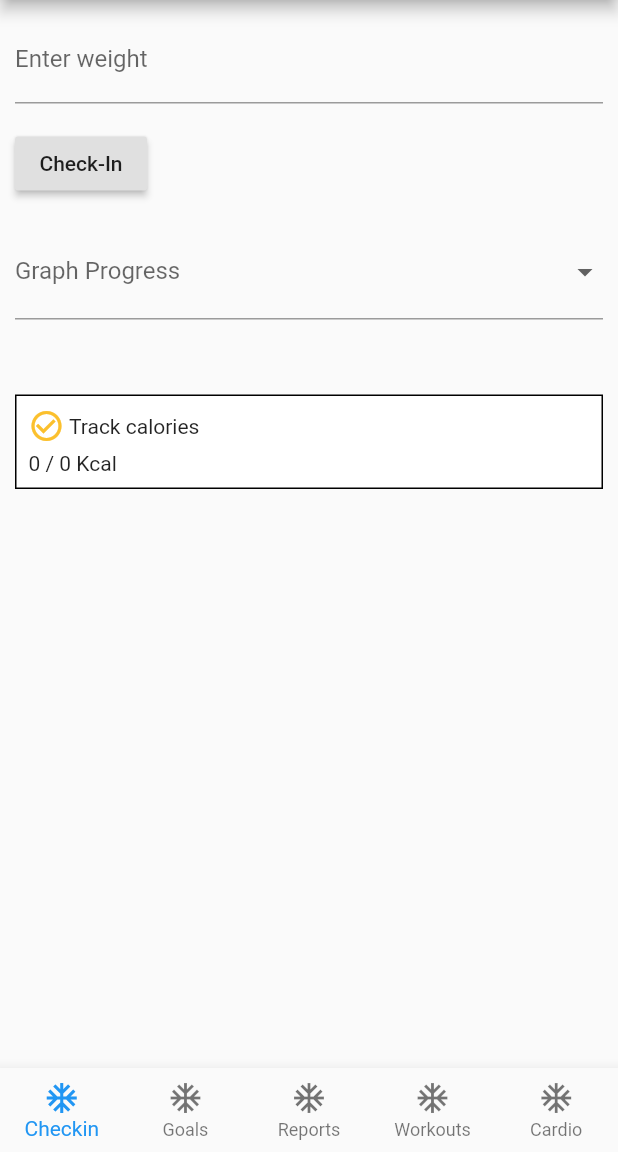
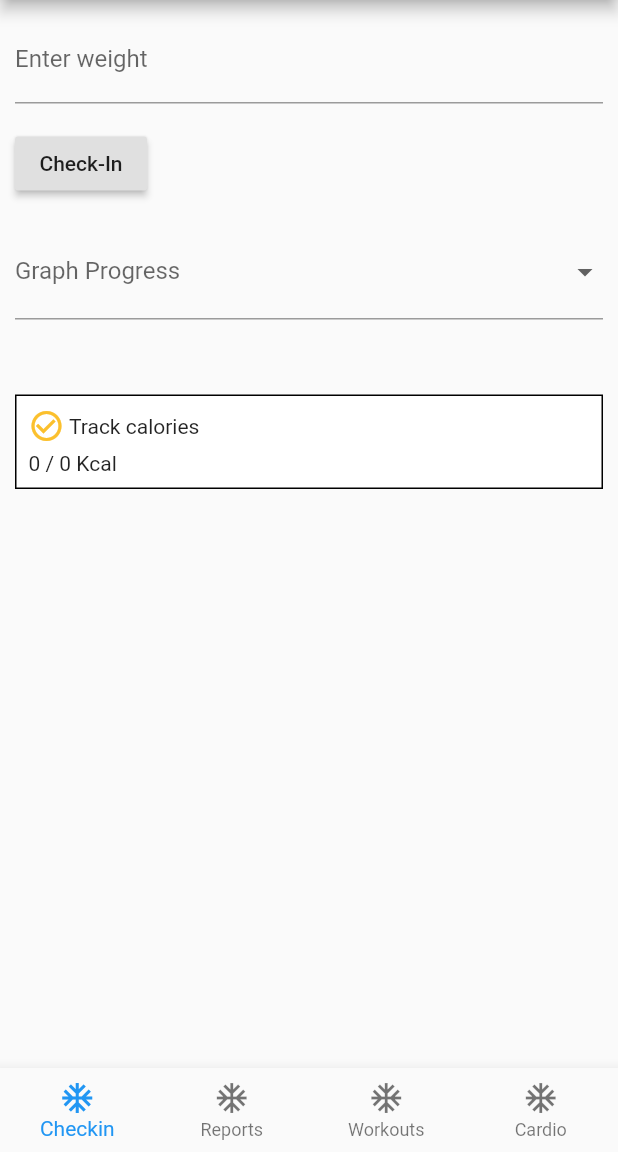
Before and after one commit to Luke-Tran/FitPal_MobileDevicesProject, a Flutter app: the screen it shows after launch, on a phone screen of 412 x 824 dp, the part 84-1236 px from its top. Run offline on Flutter 3.47's test engine with Material 2 defaults, Android fonts, the phone set to English and light mode, and no system bars; our stand-ins replace charts_flutter, cloud_firestore, flutter_i18n, flutter_local_notifications, flutter_map, geolocator and 3 more; missing offline and left inert: flutter_picker; accounts and stored records are empty.

Commit message:
Reorganized some files into folders

```diff
--- a/lib/bottom_nav_bar_controller.dart
+++ b/lib/custom-widgets/bottom_nav_bar_controller.dart
@@ -1,10 +1,9 @@
 import 'package:flutter/material.dart';
-import 'package:mobile_devices_project/cardio.dart';
-import 'package:mobile_devices_project/reports.dart';
-import 'package:mobile_devices_project/workouts.dart';
-import 'checkin.dart';
-import 'goals.dart';
-import 'globals.dart' as globals;
+import 'package:mobile_devices_project/pages/cardio.dart';
+import 'package:mobile_devices_project/pages/reports.dart';
+import 'package:mobile_devices_project/pages/workouts.dart';
+import 'package:mobile_devices_project/pages/checkin.dart';
+import 'package:mobile_devices_project/globals.dart' as globals;
 
 /*
   This class implements a persistent bottom navigation bar, where only one navigation bar instance exists for the entire app.
@@ -26,9 +25,6 @@ class _BottomNavBarControllerState extends State<BottomNavBarController> {
   final List<Widget> pages = [
     Checkin(
       key: PageStorageKey('checkin'),
-    ),
-    Goals(
-      key: PageStorageKey('goals'),
     ),
     Reports(
       key: PageStorageKey('reports'),
@@ -55,7 +51,7 @@ class _BottomNavBarControllerState extends State<BottomNavBarController> {
               switch (selection) {
                 case 'Sign-in': {
                   await Navigator.pushNamed(context, '/signin');
-                  Workouts workoutsPage = pages[3];
+                  Workouts workoutsPage = pages[2];
                   workoutsPage.workoutsPageState.setState(() {
                     globals.isWorkoutsLoaded = false;
                   });
@@ -107,10 +103,6 @@ class _BottomNavBarControllerState extends State<BottomNavBarController> {
         ),
         BottomNavigationBarItem(
           icon: Icon(Icons.ac_unit),
-          title: Text('Goals'),
-        ),
-        BottomNavigationBarItem(
-          icon: Icon(Icons.ac_unit),
           title: Text('Reports'),
         ),
         BottomNavigationBarItem(
--- a/lib/weight_chart.dart
+++ b/lib/custom-widgets/weight_chart.dart
@@ -1,10 +1,10 @@
 import 'package:cloud_firestore/cloud_firestore.dart';
 import 'package:flutter/material.dart';
 
-import 'database/db_model.dart';
-import 'database/weight.dart';
+import 'package:mobile_devices_project/database/db_model.dart';
+import 'package:mobile_devices_project/database/weight.dart';
 import 'package:charts_flutter/flutter.dart' as charts;
-import 'globals.dart' as globals;
+import 'package:mobile_devices_project/globals.dart' as globals;
 
 class WeightChart extends StatelessWidget {
 
--- a/lib/goals.dart
+++ /dev/null
@@ -1,18 +0,0 @@
-import 'package:flutter/material.dart';
-
-class Goals extends StatefulWidget {
-
-  Goals({Key key}) : super(key: key);
-
-  @override
-  _GoalsState createState() => _GoalsState();
-
-}
-
-class _GoalsState extends State<Goals> {
-  Widget build(BuildContext context) {
-    return Scaffold(
-      body: Text('Goals'),
-    );
-  }
-}
--- a/lib/map.dart
+++ b/lib/map.dart
@@ -1,7 +1,7 @@
 import 'package:flutter/material.dart';
 import 'package:latlong/latlong.dart';
 import 'package:flutter_map/flutter_map.dart';
-import 'cardio.dart';
+import 'pages/cardio.dart';
 // import 'location.dart';
 
 class Map extends StatelessWidget {
--- a/lib/checkin.dart
+++ b/lib/pages/checkin.dart
@@ -1,8 +1,8 @@
 import 'package:flutter/material.dart';
-import 'database/db_model.dart';
+import 'package:mobile_devices_project/database/db_model.dart';
 import 'package:cloud_firestore/cloud_firestore.dart';
-import 'track_calories_btn.dart';
-import 'database/weight.dart';
+import 'package:mobile_devices_project/custom-widgets/track_calories_btn.dart';
+import 'package:mobile_devices_project/database/weight.dart';
 
 class Checkin extends StatefulWidget {
 
--- a/lib/food_form.dart
+++ b/lib/pages/food_form.dart
@@ -1,7 +1,7 @@
 import 'package:flutter/material.dart';
-import 'database/db_model.dart';
-import 'globals.dart' as globals;
-import 'database/food.dart';
+import 'package:mobile_devices_project/database/db_model.dart';
+import 'package:mobile_devices_project/globals.dart' as globals;
+import 'package:mobile_devices_project/database/food.dart';
 
 class FoodForm extends StatefulWidget {
   @override
--- a/lib/reports.dart
+++ b/lib/pages/reports.dart
@@ -1,5 +1,5 @@
 import 'package:flutter/material.dart';
-import 'package:mobile_devices_project/weight_chart.dart';
+import 'package:mobile_devices_project/custom-widgets/weight_chart.dart';
 
 class Reports extends StatefulWidget {
 
--- a/lib/workout_form.dart
+++ b/lib/pages/workout_form.dart
@@ -1,8 +1,8 @@
 import 'package:flutter/material.dart';
 import 'package:flutter_picker/flutter_picker.dart';
-import 'database/workout.dart';
+import 'package:mobile_devices_project/database/workout.dart';
 import 'dart:convert';
-import 'globals.dart' as globals;
+import 'package:mobile_devices_project/globals.dart' as globals;
 
 class WorkoutForm extends StatefulWidget {
 
```
Also changed, not shown: lib/custom-widgets/workout_tile.dart (renamed from lib/workout_tile.dart, +4 -4 lines), lib/exercises.dart (deleted, +0 -55 lines), lib/main.dart (+4 -4 lines), lib/pages/workouts.dart (renamed from lib/workouts.dart, +5 -9 lines), lib/custom-widgets/track_calories_btn.dart (renamed from lib/track_calories_btn.dart), lib/pages/cardio.dart (renamed from lib/cardio.dart).
